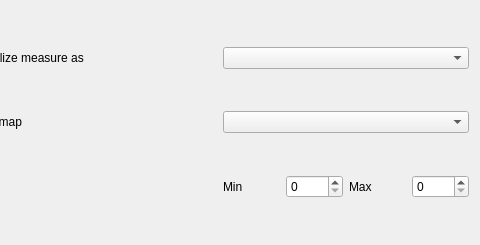
Above: braphy/gui/ui_files/measure_visualization_widget.ui from softmatterlab/Braph-2.0-Python before the change; both pictures show x 367 to 847 and y 0 to 245 of the 847 by 245 pixel window. Below: the same form after it.
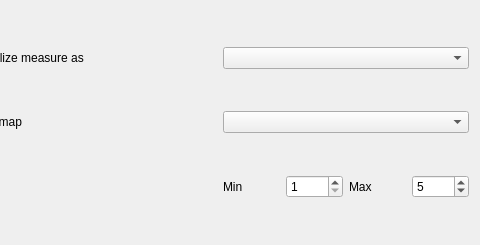
That is the form after the change. Custom widgets are drawn as their Qt base class.

Commit message: Implement visualization for measures

Diff of the .ui file:
```diff
--- a/braphy/gui/ui_files/measure_visualization_widget.ui
+++ b/braphy/gui/ui_files/measure_visualization_widget.ui
@@ -126,7 +126,17 @@
           </widget>
          </item>
          <item>
-          <widget class="QSpinBox" name="spinBoxMin"/>
+          <widget class="QSpinBox" name="spinBoxMin">
+           <property name="minimum">
+            <number>1</number>
+           </property>
+           <property name="maximum">
+            <number>9</number>
+           </property>
+           <property name="value">
+            <number>1</number>
+           </property>
+          </widget>
          </item>
          <item>
           <widget class="QLabel" name="label_4">
@@ -136,7 +146,17 @@
           </widget>
          </item>
          <item>
-          <widget class="QSpinBox" name="spinBoxMax"/>
+          <widget class="QSpinBox" name="spinBoxMax">
+           <property name="minimum">
+            <number>2</number>
+           </property>
+           <property name="maximum">
+            <number>10</number>
+           </property>
+           <property name="value">
+            <number>5</number>
+           </property>
+          </widget>
          </item>
         </layout>
        </item>
```
Left out of the diff: 4 changed lines with no effect on the pictures. The commit also changes 1 other file.
